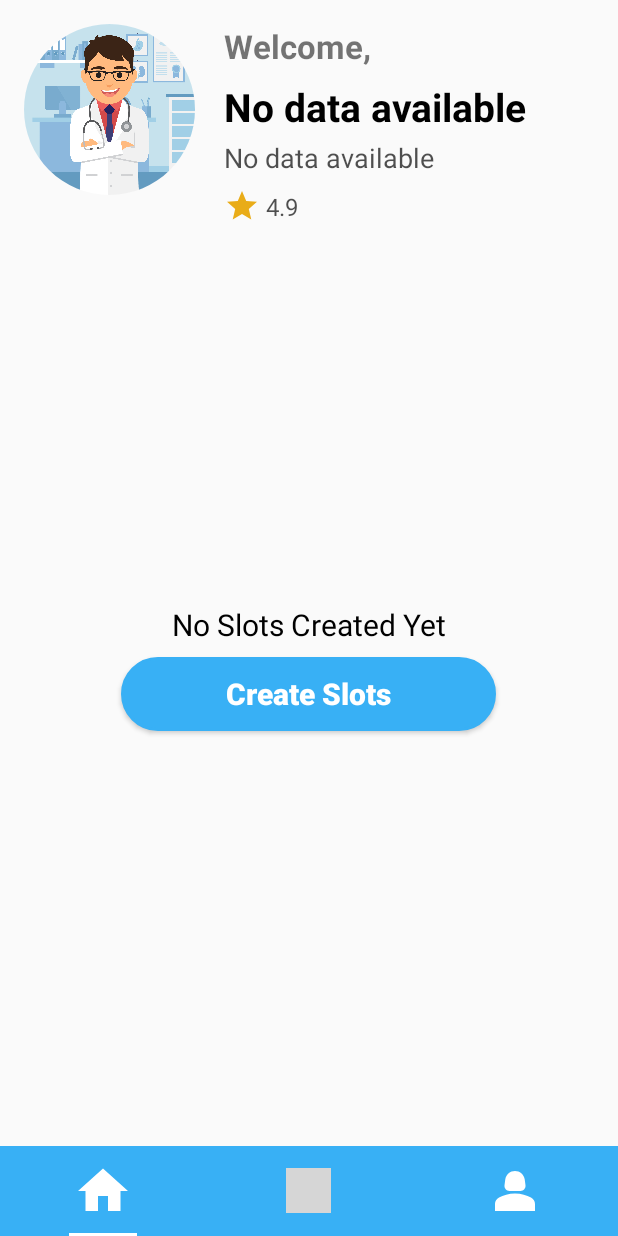
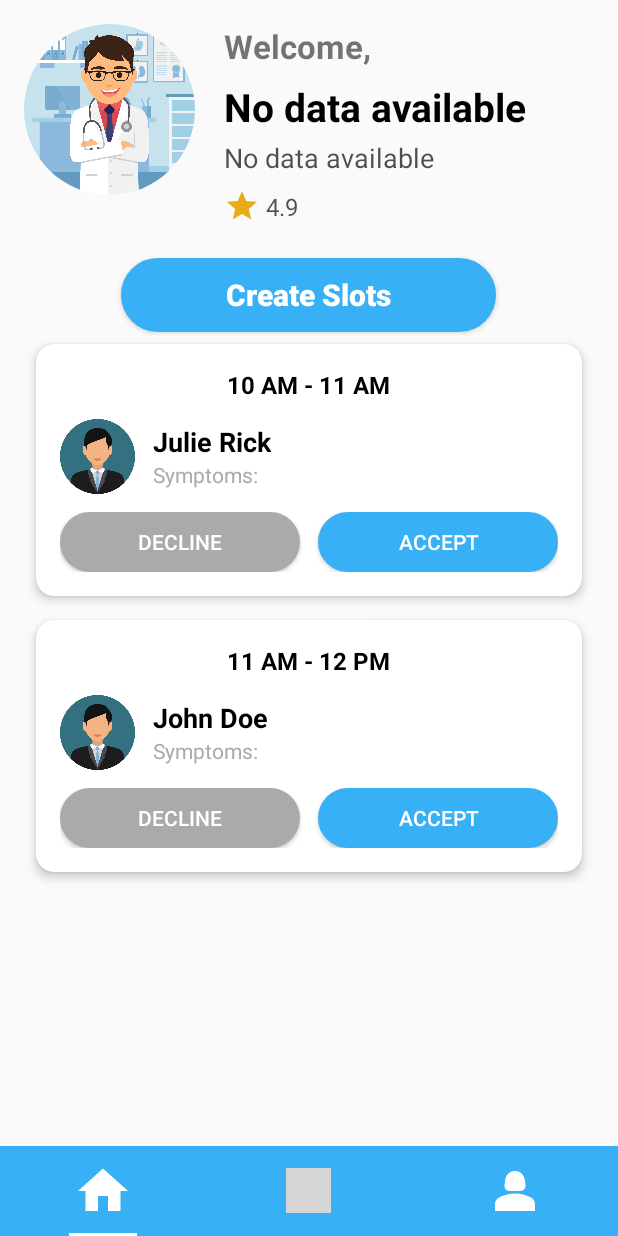
Before and after one commit to sarfaraz22shaikh/MedicareStudios, an Android app: the DoctorHome screen opened directly, with no data from a screen before it, on a phone screen of 412 x 824 dp. Run offline under Robolectric (Android 15) with nearby library versions, the phone set to English and light mode, and no system bars; our stand-ins replace CircleImageView, Firebase (no records; nobody signed in at launch, a user with empty details on screens opened directly); grey boxes are pictures that could not be loaded.

Commit message:
Doctor work almost done

```diff
--- /dev/null
+++ b/app/src/main/java/com/developer/opdmanager/BookingRequestAdapter.java
@@ -0,0 +1,76 @@
+package com.developer.opdmanager;
+
+import android.content.Context;
+import android.view.LayoutInflater;
+import android.view.View;
+import android.view.ViewGroup;
+import android.widget.Button;
+import android.widget.ImageView;
+import android.widget.TextView;
+import androidx.annotation.NonNull;
+import androidx.recyclerview.widget.RecyclerView;
+import java.util.List;
+
+public class BookingRequestAdapter extends RecyclerView.Adapter<BookingRequestAdapter.ViewHolder> {
+
+    private Context context;
+    private List<Bookingrequest> appointmentList;
+    private OnAppointmentActionListener listener;
+
+    // Define the interface for handling button clicks
+    public interface OnAppointmentActionListener {
+        void onAccept(Bookingrequest appointment);
+        void onSkip(Bookingrequest appointment);
+    }
+
+    // Constructor
+    public BookingRequestAdapter(Context context, List<Bookingrequest> appointmentList, OnAppointmentActionListener listener) {
+        this.context = context;
+        this.appointmentList = appointmentList;
+        this.listener = listener;
+    }
+
+    @NonNull
+    @Override
+    public ViewHolder onCreateViewHolder(@NonNull ViewGroup parent, int viewType) {
+        View view = LayoutInflater.from(context).inflate(R.layout.bookingrequest, parent, false);
+        return new ViewHolder(view);
+    }
+
+    @Override
+    public void onBindViewHolder(@NonNull ViewHolder holder, int position) {
+        Bookingrequest appointment = appointmentList.get(position);
+
+        // Set text values with null safety checks
+        holder.tvPatientName.setText(appointment.getPatientName() != null ? appointment.getPatientName() : "Unknown");
+        holder.tvSymptoms.setText("Symptoms: " + (appointment.getSymptoms() != null ? appointment.getSymptoms() : "Not Specified"));
+        holder.tvTimeSlot.setText(appointment.getTimeSlot() != null ? appointment.getTimeSlot() : "Time Not Available");
+
+
+
+        // Handle button clicks
+        holder.btnAccept.setOnClickListener(v -> listener.onAccept(appointment));
+        holder.btnSkip.setOnClickListener(v -> listener.onSkip(appointment));
+    }
+
+    @Override
+    public int getItemCount() {
+        return appointmentList.size();
+    }
+
+    public static class ViewHolder extends RecyclerView.ViewHolder {
+        TextView tvPatientName, tvSymptoms, tvTimeSlot;
+        ImageView ivPatientPhoto;
+        Button btnAccept, btnSkip;
+
+        public ViewHolder(@NonNull View itemView) {
+            super(itemView);
+            tvPatientName = itemView.findViewById(R.id.tv_patient_name);
+            tvSymptoms = itemView.findViewById(R.id.tv_symptoms);
+            tvTimeSlot = itemView.findViewById(R.id.tv_time_slot);
+            ivPatientPhoto = itemView.findViewById(R.id.iv_patient_photo);
+            btnAccept = itemView.findViewById(R.id.btn_accept);
+            btnSkip = itemView.findViewById(R.id.btn_skip);
+        }
+    }
+}
--- /dev/null
+++ b/app/src/main/java/com/developer/opdmanager/Bookingrequest.java
@@ -0,0 +1,35 @@
+package com.developer.opdmanager;
+
+public class Bookingrequest {
+    private String patientName;
+    private String symptoms;
+    private String timeSlot;
+    private String photoUrl;
+
+    public Bookingrequest() {
+        // Default constructor for Firebase
+    }
+
+    public Bookingrequest(String patientName, String symptoms, String timeSlot, String photoUrl) {
+        this.patientName = patientName;
+        this.symptoms = symptoms;
+        this.timeSlot = timeSlot;
+        this.photoUrl = photoUrl;
+    }
+
+    public String getPatientName() {
+        return patientName;
+    }
+
+    public String getSymptoms() {
+        return symptoms;
+    }
+
+    public String getTimeSlot() {
+        return timeSlot;
+    }
+
+    public String getPhotoUrl() {
+        return photoUrl;
+    }
+}
--- a/app/src/main/java/com/developer/opdmanager/BookingsAdapter.java
+++ b/app/src/main/java/com/developer/opdmanager/BookingsAdapter.java
@@ -34,6 +34,8 @@ public class BookingsAdapter extends RecyclerView.Adapter<BookingsAdapter.ViewHo
         holder.status.setText("Status: " + appointment.getStatus());
     }
 
+
+
     @Override
     public int getItemCount() {
         return appointmentList.size();
--- a/app/src/main/java/com/developer/opdmanager/DoctorHome.java
+++ b/app/src/main/java/com/developer/opdmanager/DoctorHome.java
@@ -2,9 +2,9 @@ package com.developer.opdmanager;
 
 import android.content.Intent;
 import android.os.Bundle;
-
 import androidx.fragment.app.Fragment;
-
+import androidx.recyclerview.widget.LinearLayoutManager;
+import androidx.recyclerview.widget.RecyclerView;
 import android.util.Log;
 import android.view.LayoutInflater;
 import android.view.View;
@@ -12,85 +12,66 @@ import android.view.ViewGroup;
 import android.widget.Button;
 import android.widget.TextView;
 import android.widget.Toast;
-
 import com.google.firebase.auth.FirebaseAuth;
 import com.google.firebase.auth.FirebaseUser;
 import com.google.firebase.firestore.FirebaseFirestore;
+import java.util.ArrayList;
+import java.util.List;
 
-/**
- * A simple {@link Fragment} subclass.
- * Use the {@link DoctorHome#newInstance} factory method to
- * create an instance of this fragment.
- */
 public class DoctorHome extends Fragment {
-
-    // TODO: Rename parameter arguments, choose names that match
-    // the fragment initialization parameters, e.g. ARG_ITEM_NUMBER
-    private static final String ARG_PARAM1 = "param1";
-    private static final String ARG_PARAM2 = "param2";
-
-    // TODO: Rename and change types of parameters
-    private String mParam1;
-    private String mParam2;
-
-    public DoctorHome() {
-        // Required empty public constructor
-    }
-
-    /**
-     * Use this factory method to create a new instance of
-     * this fragment using the provided parameters.
-     *
-     * @param param1 Parameter 1.
-     * @param param2 Parameter 2.
-     * @return A new instance of fragment DoctorHome.
-     */
-    // TODO: Rename and change types and number of parameters
-    public static DoctorHome newInstance(String param1, String param2) {
-        DoctorHome fragment = new DoctorHome();
-        Bundle args = new Bundle();
-        args.putString(ARG_PARAM1, param1);
-        args.putString(ARG_PARAM2, param2);
-        fragment.setArguments(args);
-        return fragment;
-    }
 
     private Button CreateSlot;
     public TextView doctorName;
     private String userId;
     private TextView specialization;
-    @Override
-    public void onCreate(Bundle savedInstanceState) {
-        super.onCreate(savedInstanceState);
-        if (getArguments() != null) {
-            mParam1 = getArguments().getString(ARG_PARAM1);
-            mParam2 = getArguments().getString(ARG_PARAM2);
-        }
-    }
+    private RecyclerView recyclerView;
+    private BookingRequestAdapter adapter;
+    private List<Bookingrequest> appointmentList;
 
     @Override
     public View onCreateView(LayoutInflater inflater, ViewGroup container,
                              Bundle savedInstanceState) {
-        // Inflate the layout for this fragment
         View view = inflater.inflate(R.layout.fragment_doctor_home, container, false);
+
         CreateSlot = view.findViewById(R.id.create_slot_button);
         doctorName = view.findViewById(R.id.doctor_name);
         specialization = view.findViewById(R.id.specialization);
+        recyclerView = view.findViewById(R.id.recyclerViewAppointments);
+        recyclerView.setLayoutManager(new LinearLayoutManager(view.getContext()));
 
-        fetchDoctorData();
+        appointmentList = new ArrayList<>();
 
-        CreateSlot.setOnClickListener(new View.OnClickListener() {
+        // Dummy data (ensure this data is not empty)
+        appointmentList.add(new Bookingrequest("Julie Rick", "", "10 AM - 11 AM", "https://example.com/patient1.jpg"));
+        appointmentList.add(new Bookingrequest("John Doe", "", "11 AM - 12 PM", "https://example.com/patient2.jpg"));
+
+        adapter = new BookingRequestAdapter(getContext(), appointmentList, new BookingRequestAdapter.OnAppointmentActionListener() {
             @Override
-            public void onClick(View v) {
-                Log.d("pogo","pankaj");
-                Intent intent = new Intent(getActivity(), CreateSlots.class);
-                intent.putExtra("doctorId", userId);
-                startActivity(intent);
+            public void onAccept(Bookingrequest booking) {
+                Toast.makeText(getActivity(), "Accepted: " + booking.getPatientName(), Toast.LENGTH_SHORT).show();
+            }
+
+            @Override
+            public void onSkip(Bookingrequest booking) {
+                Toast.makeText(getActivity(), "Skipped: " + booking.getPatientName(), Toast.LENGTH_SHORT).show();
             }
         });
 
+
+        recyclerView.setAdapter(adapter);
+
+        CreateSlot.setOnClickListener(v -> {
+            Log.d("pogo", "pankaj");
+            Intent intent = new Intent(getActivity(), CreateSlots.class);
+            intent.putExtra("doctorId", userId);
+            startActivity(intent);
+        });
+
+        fetchDoctorData(); // Fetch doctor data only after UI setup
+
         return view;
     }
+
     private void fetchDoctorData() {
         FirebaseAuth auth = FirebaseAuth.getInstance();
         FirebaseUser currentUser = auth.getCurrentUser();
@@ -106,10 +87,12 @@ public class DoctorHome extends Fragment {
                             String name = documentSnapshot.getString("name");
                             String speciality = documentSnapshot.getString("specialization");
 
+                            // Prevent crash if values are null
+                            if (speciality == null) speciality = "No specialization found";
+                            specialization.setText(speciality);
+
                             if (name != null) {
                                 String[] nameParts = name.split(" ", 2);
-                                specialization.setText(speciality != null ? speciality : "No specialization found");
-
                                 if (nameParts.length > 1) {
                                     doctorName.setText("Dr. " + nameParts[0] + "\n" + nameParts[1]);
                                 } else {
@@ -117,7 +100,6 @@ public class DoctorHome extends Fragment {
                                 }
                             } else {
                                 doctorName.setText("No name found");
-                                specialization.setText("No specialization found");
                             }
                         } else {
                             doctorName.setText("No data available");
@@ -129,7 +111,5 @@ public class DoctorHome extends Fragment {
         } else {
             Log.e("FirestoreFetch", "No user is logged in");
         }
-        // passing id to next intent
-
     }
 }
--- /dev/null
+++ b/app/src/main/res/layout/bookingrequest.xml
@@ -0,0 +1,102 @@
+<?xml version="1.0" encoding="utf-8"?>
+<androidx.cardview.widget.CardView xmlns:android="http://schemas.android.com/apk/res/android"
+    xmlns:app="http://schemas.android.com/apk/res-auto"
+    android:layout_width="match_parent"
+    android:layout_height="wrap_content"
+    app:cardCornerRadius="12dp"
+    app:cardElevation="4dp"
+    android:layout_margin="8dp">
+
+    <LinearLayout
+        android:layout_width="match_parent"
+        android:layout_height="wrap_content"
+        android:orientation="vertical"
+        android:padding="16dp">
+
+        <!-- Time Slot -->
+        <TextView
+            android:id="@+id/tv_time_slot"
+            android:layout_width="wrap_content"
+            android:layout_height="wrap_content"
+            android:text="10 AM - 11 AM"
+            android:textSize="16sp"
+            android:textStyle="bold"
+            android:textColor="@android:color/black"
+            android:layout_gravity="center_horizontal" />
+
+        <!-- Patient Info -->
+        <LinearLayout
+            android:layout_width="match_parent"
+            android:layout_height="wrap_content"
+            android:orientation="horizontal"
+            android:layout_marginTop="12dp"
+            android:gravity="center_vertical">
+
+            <ImageView
+                android:id="@+id/iv_patient_photo"
+                android:layout_width="50dp"
+                android:layout_height="50dp"
+                android:scaleType="centerCrop"
+                android:src="@drawable/user"
+                android:contentDescription="Patient Photo" />
+
+            <LinearLayout
+                android:layout_width="0dp"
+                android:layout_height="wrap_content"
+                android:layout_weight="1"
+                android:orientation="vertical"
+                android:layout_marginStart="12dp">
+
+                <TextView
+                    android:id="@+id/tv_patient_name"
+                    android:layout_width="wrap_content"
+                    android:layout_height="wrap_content"
+                    android:text="Patient Name"
+                    android:textSize="18sp"
+                    android:textStyle="bold"
+                    android:textColor="@android:color/black" />
+
+                <TextView
+                    android:id="@+id/tv_symptoms"
+                    android:layout_width="wrap_content"
+                    android:layout_height="wrap_content"
+                    android:text=""
+                    android:textSize="14sp"
+                    android:textColor="@android:color/darker_gray" />
+            </LinearLayout>
+        </LinearLayout>
+
+        <!-- Action Buttons -->
+        <LinearLayout
+            android:layout_width="match_parent"
+            android:layout_height="wrap_content"
+            android:orientation="horizontal"
+            android:gravity="center"
+            android:layout_marginTop="12dp">
+
+            <Button
+                android:id="@+id/btn_skip"
+                android:layout_width="0dp"
+                android:layout_height="40dp"
+                android:layout_weight="1"
+                android:text="Decline"
+                android:backgroundTint="@android:color/darker_gray"
+                android:background="@drawable/button_border"
+                android:textColor="@android:color/white" />
+
+            <View
+                android:layout_width="12dp"
+                android:layout_height="match_parent" />
+
+            <Button
+                android:id="@+id/btn_accept"
+                android:layout_width="0dp"
+                android:layout_height="40dp"
+                android:layout_weight="1"
+                android:text="Accept"
+                android:backgroundTint="#38B0F5"
+                android:background="@drawable/button_border"
+                android:textColor="@android:color/white" />
+        </LinearLayout>
+    </LinearLayout>
+</androidx.cardview.widget.CardView>
--- a/app/src/main/res/layout/doctor_registration_2.xml
+++ b/app/src/main/res/layout/doctor_registration_2.xml
@@ -56,7 +56,7 @@
             android:textAlignment="textStart"
             android:textAllCaps="false"
             android:textColor="#7B8A88"
-            android:textDirection="firstStrongRtl"
+            android:textDirection="ltr"
             android:textSize="18sp"
             app:layout_constraintBottom_toBottomOf="parent"
             app:layout_constraintEnd_toEndOf="parent"
@@ -79,7 +79,7 @@
             android:textAlignment="textStart"
             android:textAllCaps="false"
             android:textColor="#7B8A88"
-            android:textDirection="firstStrongRtl"
+            android:textDirection="ltr"
             android:textSize="18sp"
             app:layout_constraintBottom_toBottomOf="parent"
             app:layout_constraintEnd_toEndOf="parent"
--- a/app/src/main/res/layout/fragment_doctor_home.xml
+++ b/app/src/main/res/layout/fragment_doctor_home.xml
@@ -91,17 +91,6 @@
         app:layout_constraintStart_toEndOf="@id/imageView63"
         app:layout_constraintTop_toTopOf="@id/imageView63" />
 
-    <TextView
-        android:layout_width="wrap_content"
-        android:layout_height="wrap_content"
-        android:layout_marginBottom="8dp"
-        android:text="No Slots Created Yet"
-        android:textColor="@color/black"
-        android:textSize="20sp"
-        app:layout_constraintBottom_toTopOf="@+id/create_slot_button"
-        app:layout_constraintEnd_toEndOf="@+id/create_slot_button"
-        app:layout_constraintStart_toStartOf="@+id/create_slot_button" />
-
     <androidx.appcompat.widget.AppCompatButton
         android:id="@+id/create_slot_button"
         android:layout_width="250dp"
@@ -116,12 +105,18 @@
         android:textStyle="bold"
         app:layout_constraintBottom_toBottomOf="parent"
         app:layout_constraintEnd_toEndOf="parent"
-        app:layout_constraintHorizontal_bias="0.495"
+        app:layout_constraintHorizontal_bias="0.496"
         app:layout_constraintStart_toStartOf="parent"
         app:layout_constraintTop_toTopOf="parent"
-        app:layout_constraintVertical_bias="0.618" />
+        app:layout_constraintVertical_bias="0.229" />
 
-
+    <androidx.recyclerview.widget.RecyclerView
+        android:id="@+id/recyclerViewAppointments"
+        android:layout_width="match_parent"
+        android:layout_height="wrap_content"
+        app:layout_constraintEnd_toEndOf="parent"
+        app:layout_constraintStart_toStartOf="parent"
+        app:layout_constraintTop_toBottomOf="@+id/create_slot_button" />
 
 
 </androidx.constraintlayout.widget.ConstraintLayout>
--- a/app/src/main/res/layout/slots.xml
+++ b/app/src/main/res/layout/slots.xml
@@ -53,11 +53,13 @@
                 android:textColor="#000000"
                 android:textSize="16sp"
                 android:textStyle="bold" />
+
             <ImageView
                 android:id="@+id/arrowButton"
                 android:layout_width="30dp"
                 android:layout_height="30dp"
                 android:src="@drawable/down" />
+
         </LinearLayout>
         <TextView
             android:layout_width="wrap_content"
```
Also changed, not shown: app/src/main/java/com/developer/opdmanager/AppointmentAdapter.java (deleted, +0 -51 lines), app/src/main/java/com/developer/opdmanager/BookingActivity.java (+6 -3 lines), app/src/main/java/com/developer/opdmanager/SlotAdapter.java (+68 -21 lines), app/src/main/java/com/developer/opdmanager/SlotModel.java (+8 -1 lines).
